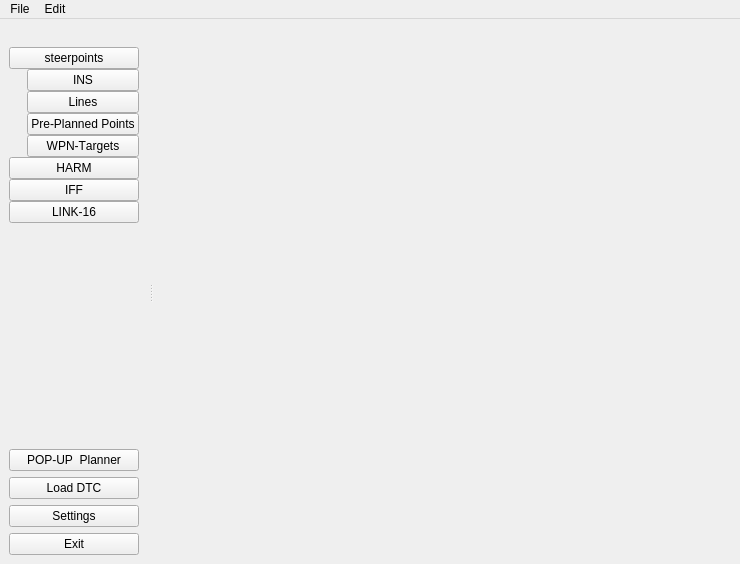
Old version of the form src/NeoDP.ui in the repository scplo2753/NeoDP.
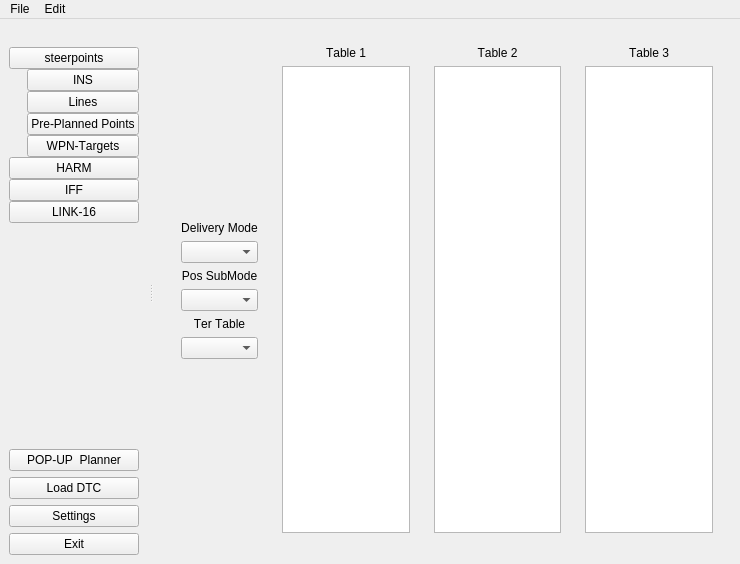
New version of the form. The open tabs and pages were chosen to show the change.

Commit message: re-construct STPT Model-View

Diff of the .ui file:
```diff
--- a/src/NeoDP.ui
+++ b/src/NeoDP.ui
@@ -56,7 +56,160 @@
           </item>
          </layout>
         </widget>
-        <widget class="QWidget" name="HARMWidget"/>
+        <widget class="QWidget" name="HARMWidget">
+         <property name="sizePolicy">
+          <sizepolicy hsizetype="Preferred" vsizetype="Preferred">
+           <horstretch>0</horstretch>
+           <verstretch>0</verstretch>
+          </sizepolicy>
+         </property>
+         <property name="minimumSize">
+          <size>
+           <width>568</width>
+           <height>0</height>
+          </size>
+         </property>
+         <property name="maximumSize">
+          <size>
+           <width>568</width>
+           <height>523</height>
+          </size>
+         </property>
+         <layout class="QHBoxLayout" name="horizontalLayout_6">
+          <item>
+           <layout class="QHBoxLayout" name="horizontalLayout_5">
+            <item>
+             <widget class="QWidget" name="HARMOptions_Widget" native="true">
+              <layout class="QVBoxLayout" name="verticalLayout_6">
+               <item>
+                <spacer name="verticalSpacer_3">
+                 <property name="orientation">
+                  <enum>Qt::Orientation::Vertical</enum>
+                 </property>
+                 <property name="sizeHint" stdset="0">
+                  <size>
+                   <width>20</width>
+                   <height>40</height>
+                  </size>
+                 </property>
+                </spacer>
+               </item>
+               <item>
+                <widget class="QLabel" name="label_3">
+                 <property name="text">
+                  <string>Delivery Mode</string>
+                 </property>
+                 <property name="alignment">
+                  <set>Qt::AlignmentFlag::AlignCenter</set>
+                 </property>
+                </widget>
+               </item>
+               <item>
+                <widget class="QComboBox" name="DevliveryMode_comBox"/>
+               </item>
+               <item>
+                <widget class="QLabel" name="label_2">
+                 <property name="text">
+                  <string>Pos SubMode</string>
+                 </property>
+                 <property name="alignment">
+                  <set>Qt::AlignmentFlag::AlignCenter</set>
+                 </property>
+                </widget>
+               </item>
+               <item>
+                <widget class="QComboBox" name="PosSubMode_comBox"/>
+               </item>
+               <item>
+                <widget class="QLabel" name="label">
+                 <property name="text">
+                  <string>Ter Table</string>
+                 </property>
+                 <property name="alignment">
+                  <set>Qt::AlignmentFlag::AlignCenter</set>
+                 </property>
+                </widget>
+               </item>
+               <item>
+                <widget class="QComboBox" name="TerTable_comBox"/>
+               </item>
+               <item>
+                <spacer name="verticalSpacer_2">
+                 <property name="orientation">
+                  <enum>Qt::Orientation::Vertical</enum>
+                 </property>
+                 <property name="sizeHint" stdset="0">
+                  <size>
+                   <width>20</width>
+                   <height>40</height>
+                  </size>
+                 </property>
+                </spacer>
+               </item>
+              </layout>
+             </widget>
+            </item>
+            <item>
+             <widget class="QWidget" name="HARMTable1_Widget" native="true">
+              <layout class="QVBoxLayout" name="verticalLayout_8">
+               <item>
+                <widget class="QLabel" name="label_4">
+                 <property name="text">
+                  <string>Table 1</string>
+                 </property>
+                 <property name="alignment">
+                  <set>Qt::AlignmentFlag::AlignCenter</set>
+                 </property>
+                </widget>
+               </item>
+               <item>
+                <widget class="QListView" name="HARMTer1_View"/>
+               </item>
+              </layout>
+             </widget>
+            </item>
+            <item>
+             <widget class="QWidget" name="HARMTable2_Widget" native="true">
+              <layout class="QVBoxLayout" name="verticalLayout_7">
+               <item>
+                <widget class="QLabel" name="label_5">
+                 <property name="text">
+                  <string>Table 2</string>
+                 </property>
+                 <property name="alignment">
+                  <set>Qt::AlignmentFlag::AlignCenter</set>
+                 </property>
+                </widget>
+               </item>
+               <item>
+                <widget class="QListView" name="HARMTer2_View"/>
+               </item>
+              </layout>
+             </widget>
+            </item>
+            <item>
+             <widget class="QWidget" name="HARMTable3_Widget" native="true">
+              <layout class="QVBoxLayout" name="verticalLayout_9">
+               <item>
+                <widget class="QLabel" name="label_6">
+                 <property name="text">
+                  <string>Table 3</string>
+                 </property>
+                 <property name="alignment">
+                  <set>Qt::AlignmentFlag::AlignCenter</set>
+                 </property>
+                </widget>
+               </item>
+               <item>
+                <widget class="QListView" name="HARMTer3_View"/>
+               </item>
+              </layout>
+             </widget>
+            </item>
+           </layout>
+          </item>
+         </layout>
+        </widget>
        </widget>
       </item>
      </layout>
```
Left out of the diff: 14 changed lines with no effect on the pictures. The commit also changes 11 other files.
